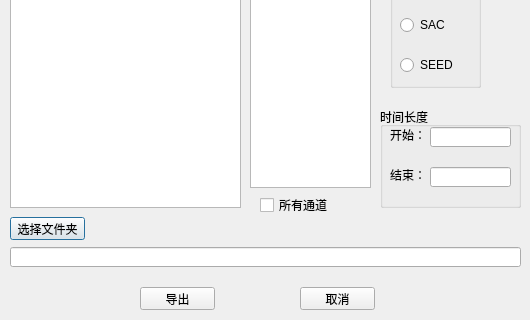
Qt form main/rcspy_Exportdialog.ui (Veasonwang/Rcspy) before a commit; both pictures show x 0 to 530 and y 163 to 483 of the 530 by 483 pixel window.
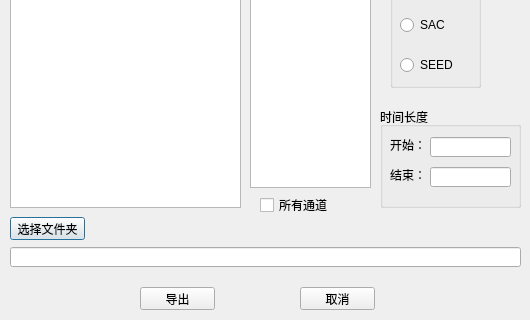
The same form after that commit.

```diff
--- a/main/rcspy_Exportdialog.ui
+++ b/main/rcspy_Exportdialog.ui
@@ -132,7 +132,7 @@
     <property name="geometry">
      <rect>
       <x>50</x>
-      <y>20</y>
+      <y>30</y>
       <width>81</width>
       <height>20</height>
      </rect>
@@ -152,7 +152,7 @@
     <property name="geometry">
      <rect>
       <x>10</x>
-      <y>20</y>
+      <y>30</y>
       <width>31</width>
       <height>16</height>
      </rect>
@@ -206,7 +206,7 @@
     <rect>
      <x>260</x>
      <y>360</y>
-     <width>71</width>
+     <width>91</width>
      <height>16</height>
     </rect>
    </property>
```
Left out of the diff: 99 changed lines with no effect on the pictures.
